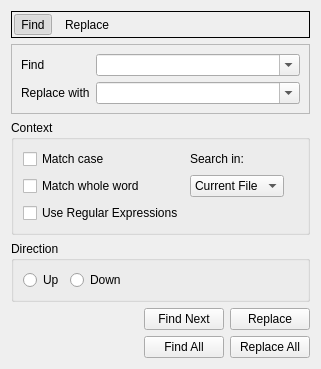
Above: qrenderdoc/Widgets/FindReplace.ui from baldurk/renderdoc before the change. Below: the same form after it.
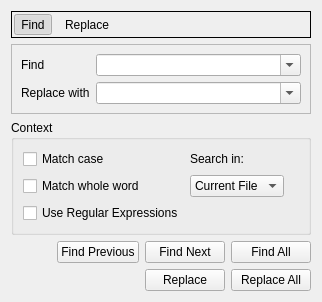
That is the form after the change.

Commit message:
Change Find/Replace dialog to have Find Next/Find Previous buttons
* Enter and shift-enter in the find text go forwarwd and backwards respectively.
* This replaces the previous system of selecting a direction explicitly and only
  ever going in that direction when finding.

The edit to the form file:
```diff
--- a/qrenderdoc/Widgets/FindReplace.ui
+++ b/qrenderdoc/Widgets/FindReplace.ui
@@ -7,7 +7,7 @@
     <x>0</x>
     <y>0</y>
     <width>321</width>
-    <height>352</height>
+    <height>291</height>
    </rect>
   </property>
   <layout class="QGridLayout" name="gridLayout_2">
@@ -81,7 +81,23 @@
      </layout>
     </widget>
    </item>
-   <item row="6" column="1">
+   <item row="5" column="0">
+    <spacer name="horizontalSpacer">
+     <property name="orientation">
+      <enum>Qt::Horizontal</enum>
+     </property>
+     <property name="sizeType">
+      <enum>QSizePolicy::MinimumExpanding</enum>
+     </property>
+     <property name="sizeHint" stdset="0">
+      <size>
+       <width>40</width>
+       <height>20</height>
+      </size>
+     </property>
+    </spacer>
+   </item>
+   <item row="5" column="1">
     <widget class="QFrame" name="frame">
      <property name="sizePolicy">
       <sizepolicy hsizetype="Fixed" vsizetype="Preferred">
@@ -102,34 +118,41 @@
       <property name="bottomMargin">
        <number>0</number>
       </property>
-      <item row="2" column="1">
+      <item row="2" column="3">
        <widget class="QPushButton" name="replaceAll">
         <property name="text">
          <string>Replace All</string>
         </property>
        </widget>
       </item>
-      <item row="1" column="1">
-       <widget class="QPushButton" name="replace">
-        <property name="text">
-         <string>Replace</string>
-        </property>
-       </widget>
-      </item>
-      <item row="1" column="0">
+      <item row="1" column="2">
        <widget class="QPushButton" name="find">
         <property name="text">
          <string>Find Next</string>
         </property>
        </widget>
       </item>
-      <item row="2" column="0">
+      <item row="1" column="3">
        <widget class="QPushButton" name="findAll">
         <property name="text">
          <string>Find All</string>
         </property>
        </widget>
       </item>
+      <item row="1" column="1">
+       <widget class="QPushButton" name="findPrev">
+        <property name="text">
+         <string>Find Previous</string>
+        </property>
+       </widget>
+      </item>
+      <item row="2" column="2">
+       <widget class="QPushButton" name="replace">
+        <property name="text">
+         <string>Replace</string>
+        </property>
+       </widget>
+      </item>
      </layout>
     </widget>
    </item>
@@ -196,74 +219,6 @@
      </layout>
     </widget>
    </item>
-   <item row="8" column="1">
-    <spacer name="verticalSpacer">
-     <property name="orientation">
-      <enum>Qt::Vertical</enum>
-     </property>
-     <property name="sizeType">
-      <enum>QSizePolicy::MinimumExpanding</enum>
-     </property>
-     <property name="sizeHint" stdset="0">
-      <size>
-       <width>0</width>
-       <height>0</height>
-      </size>
-     </property>
-    </spacer>
-   </item>
-   <item row="6" column="0">
-    <spacer name="horizontalSpacer">
-     <property name="orientation">
-      <enum>Qt::Horizontal</enum>
-     </property>
-     <property name="sizeType">
-      <enum>QSizePolicy::MinimumExpanding</enum>
-     </property>
-     <property name="sizeHint" stdset="0">
-      <size>
-       <width>40</width>
-       <height>20</height>
-      </size>
-     </property>
-    </spacer>
-   </item>
-   <item row="5" column="0" colspan="2">
-    <widget class="QGroupBox" name="groupBox_2">
-     <property name="title">
-      <string>Direction</string>
-     </property>
-     <layout class="QHBoxLayout" name="horizontalLayout_2">
-      <item>
-       <widget class="QRadioButton" name="searchUp">
-        <property name="text">
-         <string>Up</string>
-        </property>
-       </widget>
-      </item>
-      <item>
-       <widget class="QRadioButton" name="searchDown">
-        <property name="text">
-         <string>Down</string>
-        </property>
-       </widget>
-      </item>
-      <item>
-       <spacer name="horizontalSpacer_4">
-        <property name="orientation">
-         <enum>Qt::Horizontal</enum>
-        </property>
-        <property name="sizeHint" stdset="0">
-         <size>
-          <width>40</width>
-          <height>20</height>
-         </size>
-        </property>
-       </spacer>
-      </item>
-     </layout>
-    </widget>
-   </item>
    <item row="3" column="0" colspan="2">
     <widget class="QFrame" name="frame_2">
      <property name="sizePolicy">
```
Left out of the diff: 16 changed lines with no effect on the pictures. The commit also changes 3 other files.
